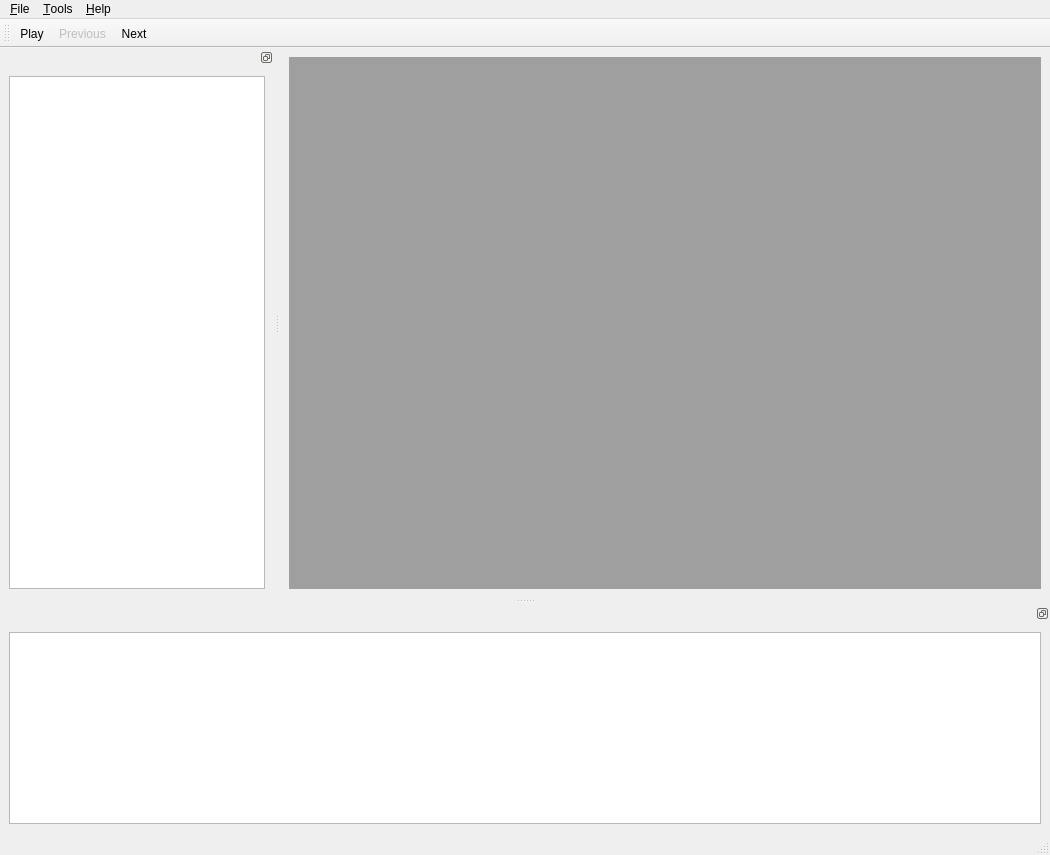
Before: the Qt Designer form Iguana/QtGUI/src/IgMainWindowMDI.1.0.ui in cms-outreach/ispy, drawn with Qt 5.
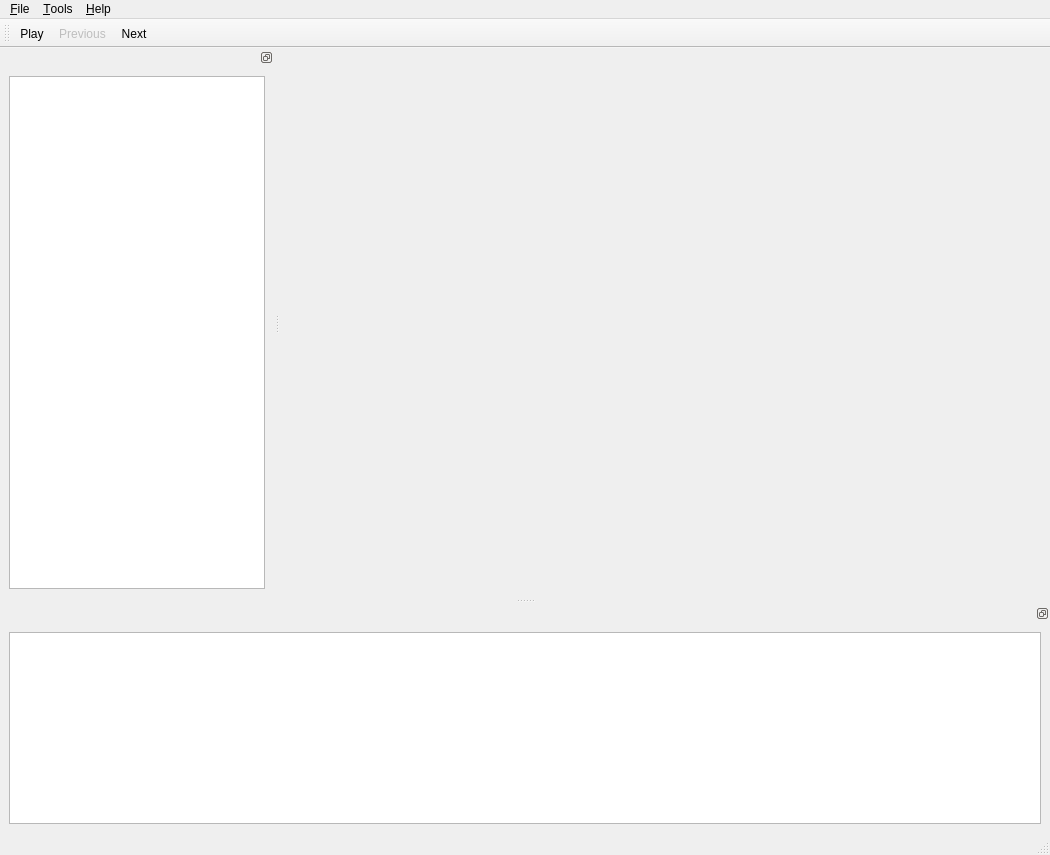
After: the same form once the commit is applied. Icons and pictures are not drawn.

```diff
--- a/Iguana/QtGUI/src/IgMainWindowMDI.1.0.ui
+++ b/Iguana/QtGUI/src/IgMainWindowMDI.1.0.ui
@@ -24,18 +24,7 @@
    <set>QMainWindow::AllowNestedDocks|QMainWindow::AllowTabbedDocks|QMainWindow::AnimatedDocks|QMainWindow::VerticalTabs</set>
   </property>
   <widget class="QWidget" name="centralwidget">
-   <layout class="QGridLayout" name="gridLayout">
-    <item row="0" column="0">
-     <widget class="QMdiArea" name="mdiArea">
-      <property name="verticalScrollBarPolicy">
-       <enum>Qt::ScrollBarAsNeeded</enum>
-      </property>
-      <property name="horizontalScrollBarPolicy">
-       <enum>Qt::ScrollBarAsNeeded</enum>
-      </property>
-     </widget>
-    </item>
-   </layout>
+   <layout class="QGridLayout" name="gridLayout"/>
   </widget>
   <widget class="QMenuBar" name="menubar">
    <property name="geometry">
```
Left out of the diff: 34 changed lines with no effect on the pictures.
